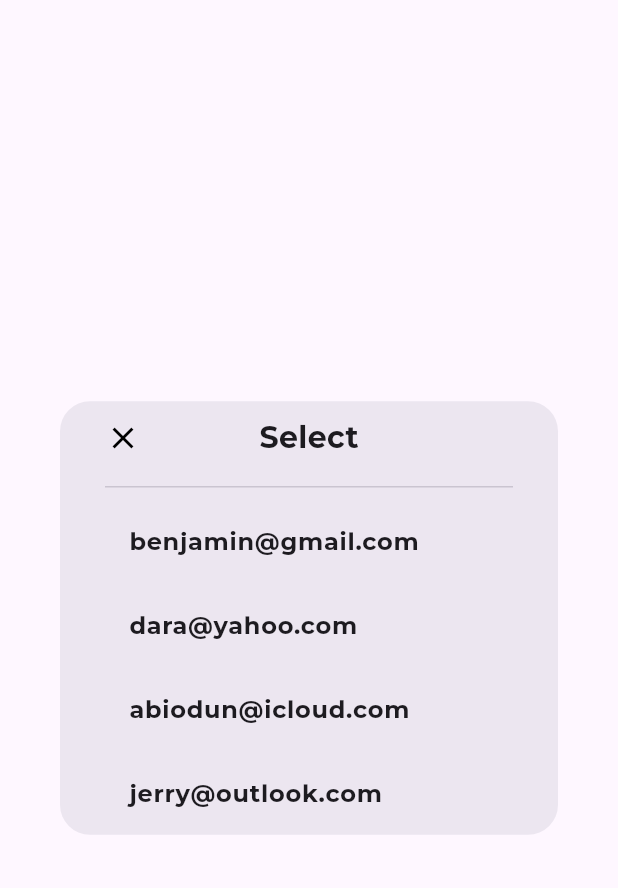
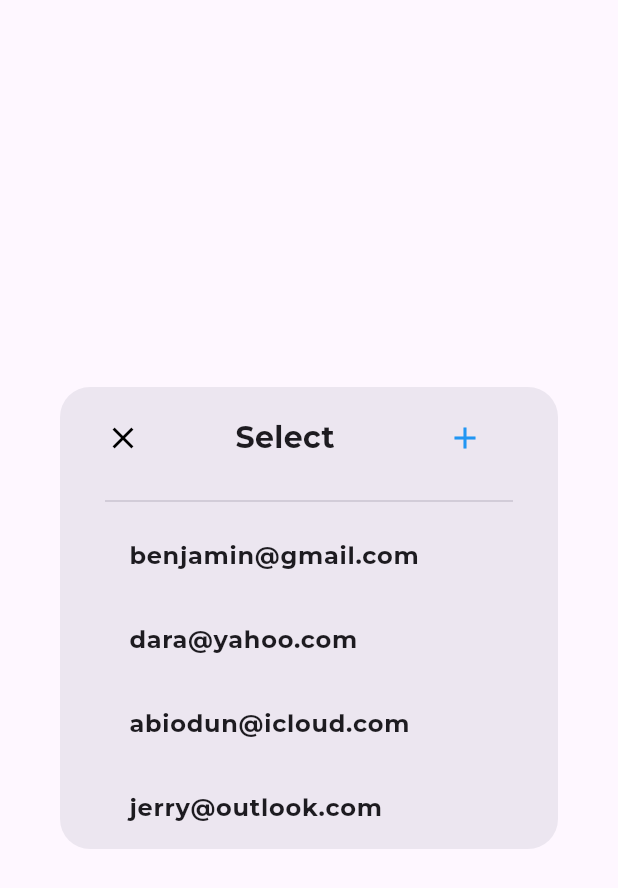
Before and after one commit to izieo/studitivity, a Flutter app: the InviteesPickerDialog widget shown alone on an empty page, opened directly, on a phone screen of 412 x 824 dp. Shown: the top 888 px of the screen. Run offline on Flutter 3.47's test engine with Material 3 defaults, Android fonts, the phone set to English and light mode, and no system bars; our stand-ins replace firebase_auth, firebase_core, get, google_fonts; missing offline and left inert: horizontal_week_calendar; accounts and stored records are empty; network calls fail.

Commit message:
added add icon to invitees_picker_dialog widget

```diff
--- a/lib/widgets/invitees_picker_dialog.dart
+++ b/lib/widgets/invitees_picker_dialog.dart
@@ -7,6 +7,14 @@ class InviteesPickerDialog extends StatelessWidget {
   @override
   Widget build(BuildContext context) {
     return CustomModalDialog(
+      trailing: Padding(
+        padding: const EdgeInsets.only(right: 8.0),
+        child: IconButton(
+          onPressed: () {
+          },
+          icon: const Icon(Icons.add, color: Colors.blue),
+        ),
+      ),
       children: [
         ListTile(
           title: const Text('benjamin@gmail.com', style: TextStyle(fontWeight: FontWeight.bold)),
```
